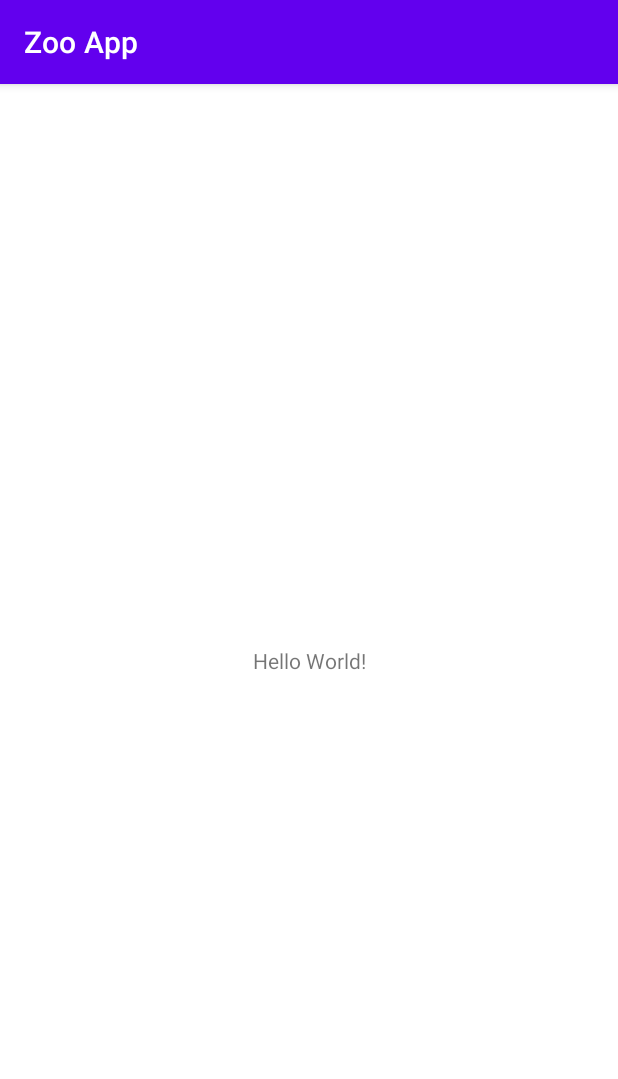
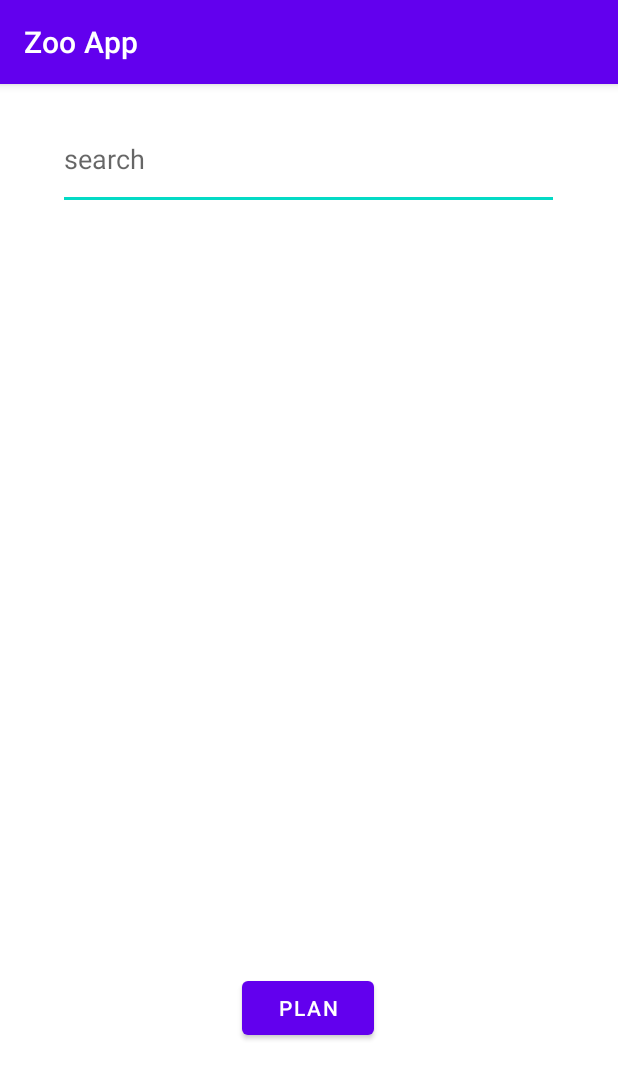
Before and after one commit to CSE-110-Spring-2022/zooseeker-cse-110-team-4, an Android app: the screen it shows after launch (MainActivity), on a phone screen of 412 x 824 dp. Shown: the top 1079 px of the screen. Run offline under Robolectric (Android 15) with nearby library versions, the phone set to English and light mode, and no system bars.

Commit message:
test push

```diff
--- a/app/src/main/res/layout/activity_main.xml
+++ b/app/src/main/res/layout/activity_main.xml
@@ -6,13 +6,30 @@
     android:layout_height="match_parent"
     tools:context=".MainActivity">
 
-    <TextView
+    <EditText
+        android:id="@+id/searchBar"
+        android:layout_width="334dp"
+        android:layout_height="67dp"
+        android:ems="10"
+        android:hint="search"
+        android:inputType="textPersonName"
+        app:layout_constraintBottom_toBottomOf="parent"
+        app:layout_constraintEnd_toEndOf="parent"
+        app:layout_constraintHorizontal_bias="0.493"
+        app:layout_constraintStart_toStartOf="parent"
+        app:layout_constraintTop_toTopOf="parent"
+        app:layout_constraintVertical_bias="0.024" />
+
+    <Button
+        android:id="@+id/plan_button"
         android:layout_width="wrap_content"
         android:layout_height="wrap_content"
-        android:text="Hello World!"
+        android:text="Plan"
         app:layout_constraintBottom_toBottomOf="parent"
-        app:layout_constraintLeft_toLeftOf="parent"
-        app:layout_constraintRight_toRightOf="parent"
-        app:layout_constraintTop_toTopOf="parent" />
+        app:layout_constraintEnd_toEndOf="parent"
+        app:layout_constraintHorizontal_bias="0.498"
+        app:layout_constraintStart_toStartOf="parent"
+        app:layout_constraintTop_toTopOf="parent"
+        app:layout_constraintVertical_bias="0.822" />
 
 </androidx.constraintlayout.widget.ConstraintLayout>
```
